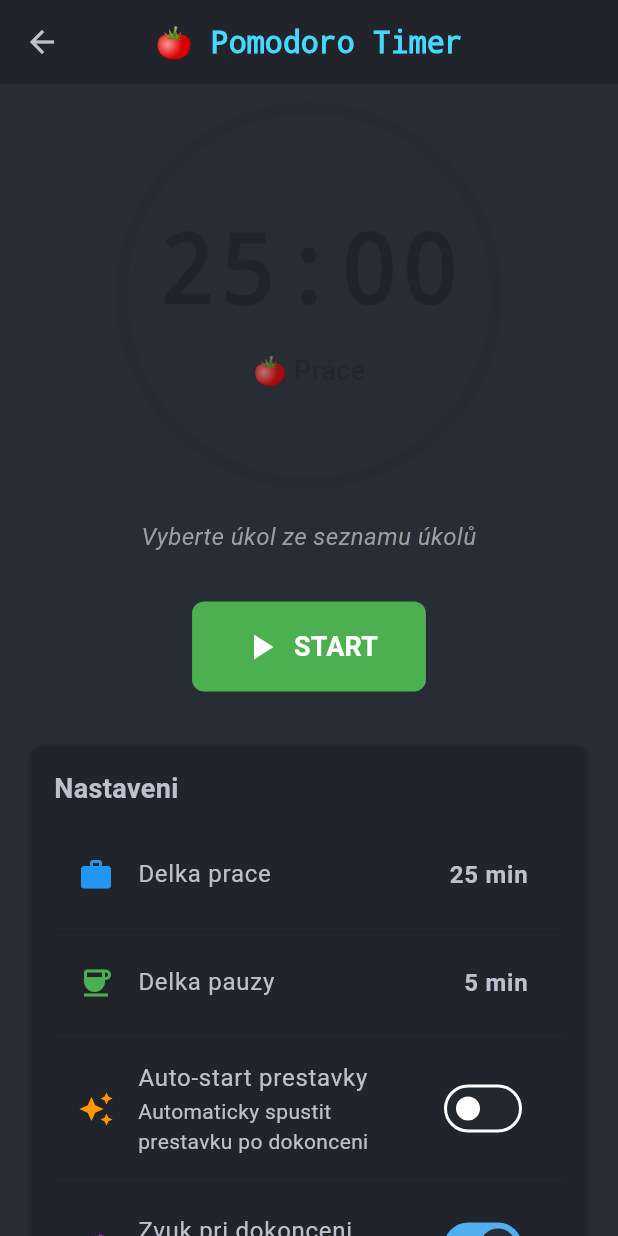
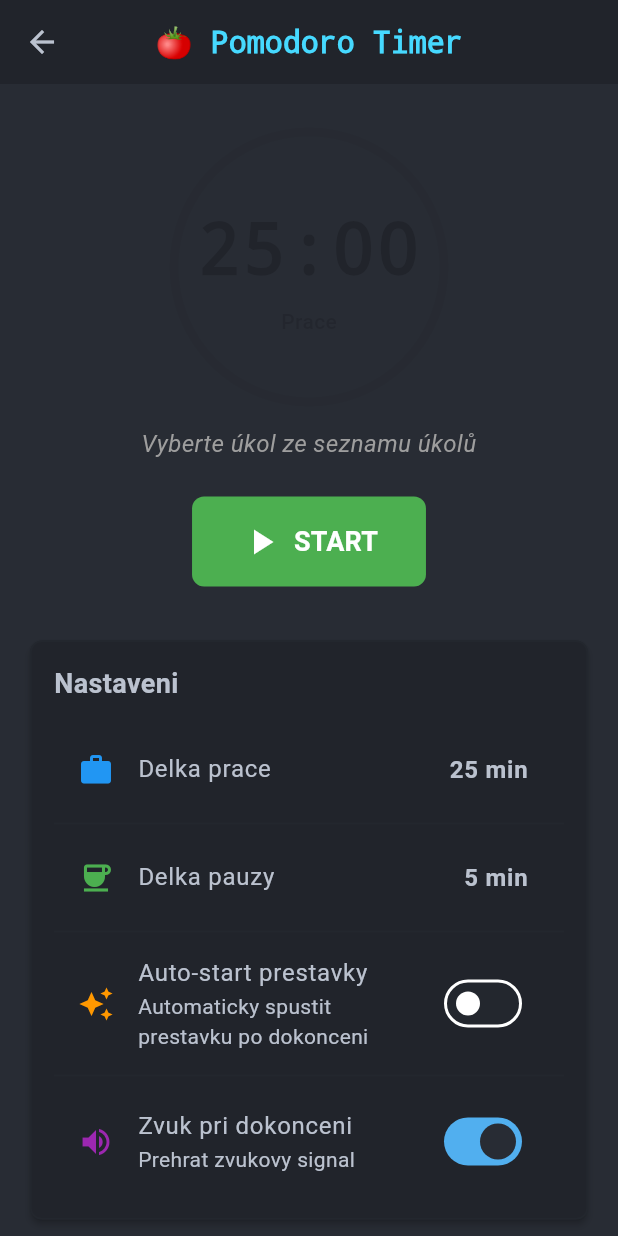
Before and after one commit to mastnacek/laidak, a Flutter app: the PomodoroPage screen opened directly, on a phone screen of 412 x 824 dp. Run offline on Flutter 3.47's test engine with Material 3 defaults, Android fonts, the phone set to English and light mode, and no system bars; our stand-ins replace emoji_picker_flutter, equatable, flutter_bloc, flutter_colorpicker, just_audio, logger and 3 more; accounts and stored records are empty.

Commit message:
🎨 style: Kompaktni Pomodoro Timer UI
Zmeny:
- Timer zmenšen z 250x250 → 180x180 px
- Font size zmensen z 64 → 48 px
- Odstranen duplicitni nadpis (pouze v AppBar)
- Zmensene spacing mezi komponenty
- Česka diakritika nahrazena ASCII v labelu

🤖 Generated with [Claude Code](https://claude.com/claude-code)

Co-Authored-By: Claude <noreply@anthropic.com>

```diff
--- a/lib/features/pomodoro/presentation/pages/pomodoro_page.dart
+++ b/lib/features/pomodoro/presentation/pages/pomodoro_page.dart
@@ -52,13 +52,15 @@ class PomodoroPage extends StatelessWidget {
           padding: const EdgeInsets.all(16),
           child: Column(
             children: [
-              // Timer Display (velký časovač)
+              const SizedBox(height: 16),
+
+              // Timer Display (kompaktni casovac)
               const TimerDisplay(),
-              const SizedBox(height: 24),
+              const SizedBox(height: 16),
 
               // Task Info
               const _TaskInfo(),
-              const SizedBox(height: 32),
+              const SizedBox(height: 24),
 
               // Controls (Start/Pause/Stop buttons)
               const TimerControls(),
--- a/lib/features/pomodoro/presentation/widgets/timer_display.dart
+++ b/lib/features/pomodoro/presentation/widgets/timer_display.dart
@@ -27,13 +27,13 @@ class TimerDisplay extends StatelessWidget {
           child: Stack(
             alignment: Alignment.center,
             children: [
-              // Circular progress indicator
+              // Circular progress indicator (mensi velikost)
               SizedBox(
-                width: 250,
-                height: 250,
+                width: 180,
+                height: 180,
                 child: CircularProgressIndicator(
                   value: state.progress,
-                  strokeWidth: 8,
+                  strokeWidth: 6,
                   backgroundColor: color.withOpacity(0.2),
                   valueColor: AlwaysStoppedAnimation<Color>(color),
                 ),
@@ -46,20 +46,20 @@ class TimerDisplay extends StatelessWidget {
                   Text(
                     timeText,
                     style: TextStyle(
-                      fontSize: 64,
+                      fontSize: 48,
                       fontWeight: FontWeight.bold,
                       color: color,
                       fontFamily: 'monospace',
-                      letterSpacing: 2,
+                      letterSpacing: 1,
                     ),
                   ),
-                  const SizedBox(height: 8),
+                  const SizedBox(height: 4),
 
-                  // Label (Práce / Přestávka)
+                  // Label (Prace / Prestavka) - kompaktni
                   Text(
-                    state.isBreak ? '☕ Přestávka' : '🍅 Práce',
+                    state.isBreak ? 'Prestavka' : 'Prace',
                     style: TextStyle(
-                      fontSize: 18,
+                      fontSize: 14,
                       color: color.withOpacity(0.7),
                       fontWeight: FontWeight.w500,
                     ),
```
